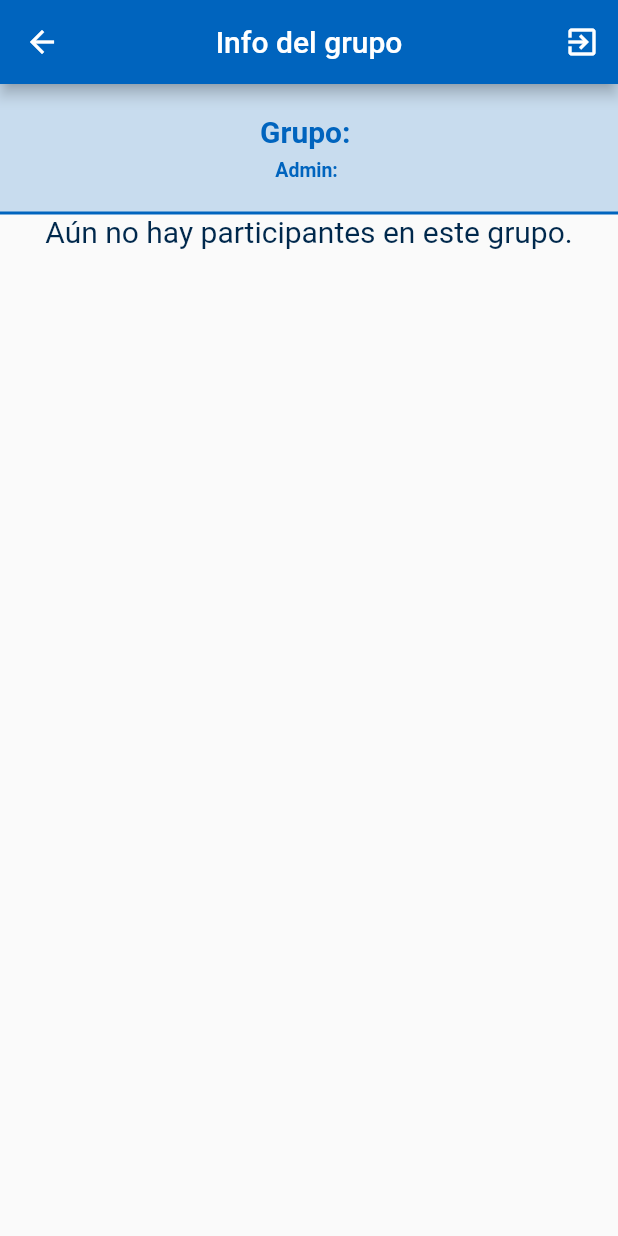
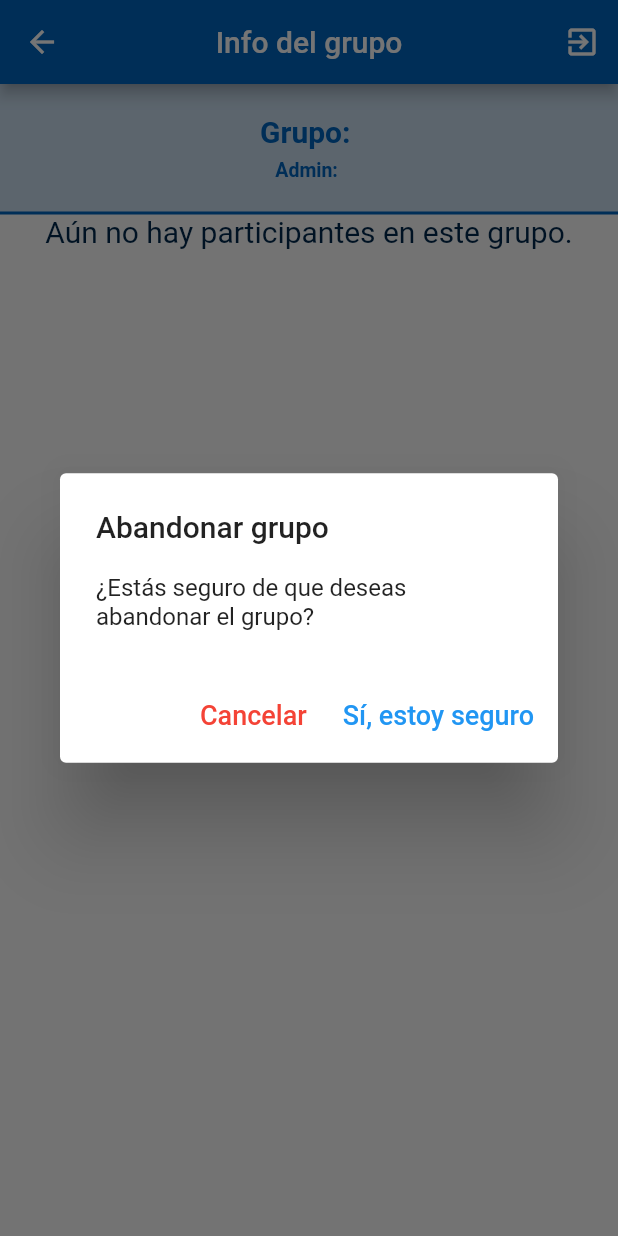
Before and after one commit to pablo1mc315/TFG-GoShopp, a Flutter app: the InfoGrupo screen opened directly with empty values, after a tap on the "exit to app" icon, on a phone screen of 412 x 824 dp. Run offline on Flutter 3.47's test engine with Material 2 defaults, Android fonts, the phone set to English and light mode, and no system bars; our stand-ins replace cloud_firestore, email_validator, firebase_auth, firebase_core, firebase_storage, google_sign_in and 2 more; accounts and stored records are empty.

```diff
--- a/lib/screens/grupos/info_grupo.dart
+++ b/lib/screens/grupos/info_grupo.dart
@@ -1,4 +1,6 @@
+import 'package:firebase_auth/firebase_auth.dart';
 import 'package:flutter/material.dart';
+import 'package:goshopp/screens/inicio.dart';
 import 'package:goshopp/services/grupos.dart';
 
 class InfoGrupo extends StatefulWidget {
@@ -20,13 +22,55 @@ class _InfoGrupoState extends State<InfoGrupo> {
 
   @override
   Widget build(BuildContext context) {
+    final User? usuario = FirebaseAuth.instance.currentUser;
+
     return Scaffold(
         appBar: AppBar(
             centerTitle: true,
             title: const Text("Info del grupo"),
             backgroundColor: const Color.fromARGB(255, 0, 100, 190),
             actions: [
-              IconButton(onPressed: () {}, icon: const Icon(Icons.exit_to_app))
+              IconButton(
+                  onPressed: () {
+                    showDialog(
+                        barrierDismissible: false,
+                        context: context,
+                        builder: (context) {
+                          return AlertDialog(
+                            title: const Text("Abandonar grupo"),
+                            content: const Text(
+                                "¿Estás seguro de que deseas abandonar el grupo?"),
+                            actions: [
+                              TextButton(
+                                  onPressed: () {
+                                    Navigator.pop(context);
+                                  },
+                                  child: const Text("Cancelar",
+                                      style: TextStyle(
+                                          color: Colors.red, fontSize: 18))),
+                              TextButton(
+                                  onPressed: () async {
+                                    await salirGrupo(
+                                            widget.idGrupo.toString(),
+                                            widget.nombreGrupo.toString(),
+                                            usuario!.email.toString(),
+                                            usuario.uid)
+                                        .then((_) {
+                                      Navigator.pop(context);
+                                      Navigator.push(
+                                          context,
+                                          MaterialPageRoute(
+                                              builder: (BuildContext context) =>
+                                                  const Home()));
+                                    });
+                                  },
+                                  child: const Text("Sí, estoy seguro",
+                                      style: TextStyle(fontSize: 18)))
+                            ],
+                          );
+                        });
+                  },
+                  icon: const Icon(Icons.exit_to_app))
             ]),
         body: Column(
           children: [
```
Also changed, not shown: lib/screens/grupos/buscar_grupos.dart (+58 -1 lines), lib/services/grupos.dart (+53 -0 lines).
